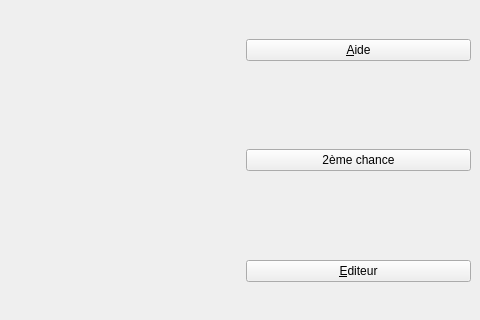
Above: exercice.ui from Txikilinux/leterrier-calculment before the change; both pictures show x 270 to 750 and y 577 to 897 of the 750 by 1000 pixel window. Below: the same form after it.
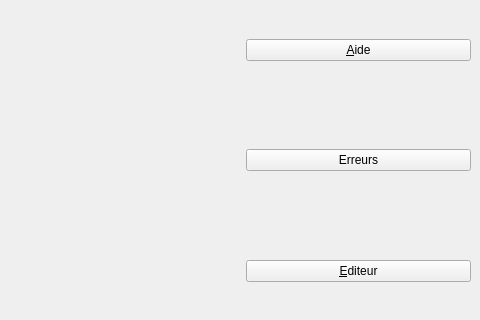
That is the form after the change. Icons and pictures are not drawn.

Commit message: Icone sur bouton 2ème chance renommé "Erreurs"

The edit to the form file:
```diff
--- a/exercice.ui
+++ b/exercice.ui
@@ -254,7 +254,11 @@
       <item>
        <widget class="QPushButton" name="btn2chance">
         <property name="text">
-         <string>2ème chance</string>
+         <string>Erreurs</string>
+        </property>
+        <property name="icon">
+         <iconset>
+          <normaloff>data/images/cartable.png</normaloff>data/images/cartable.png</iconset>
         </property>
        </widget>
       </item>
```
The commit also changes 5 other files.
